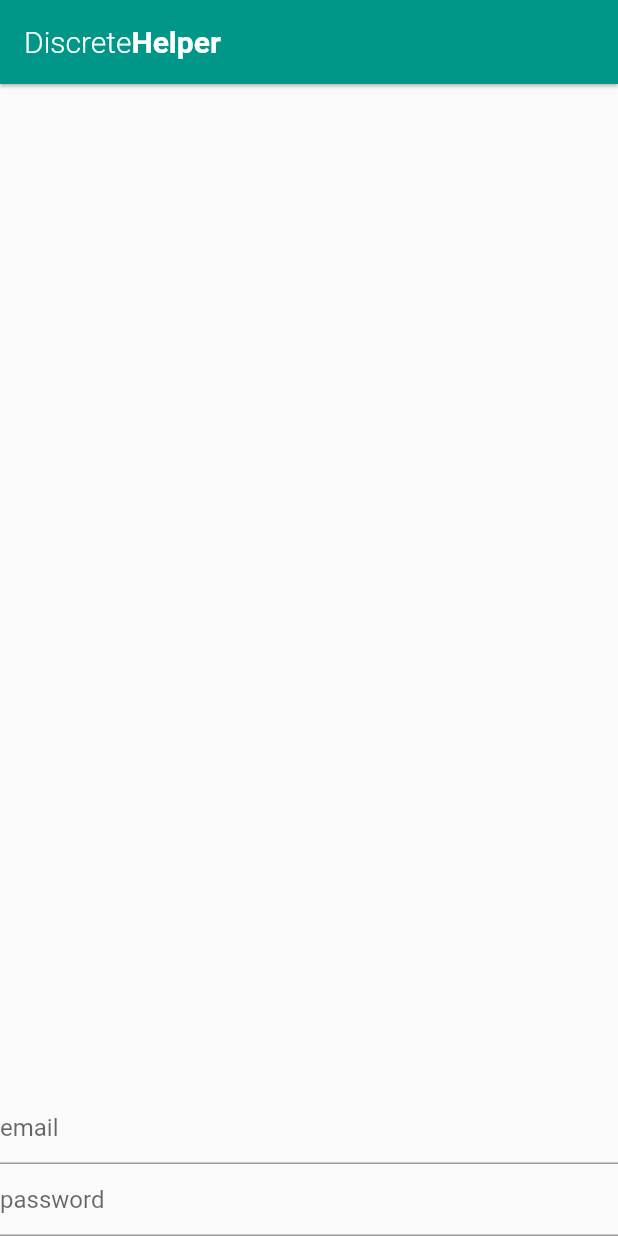
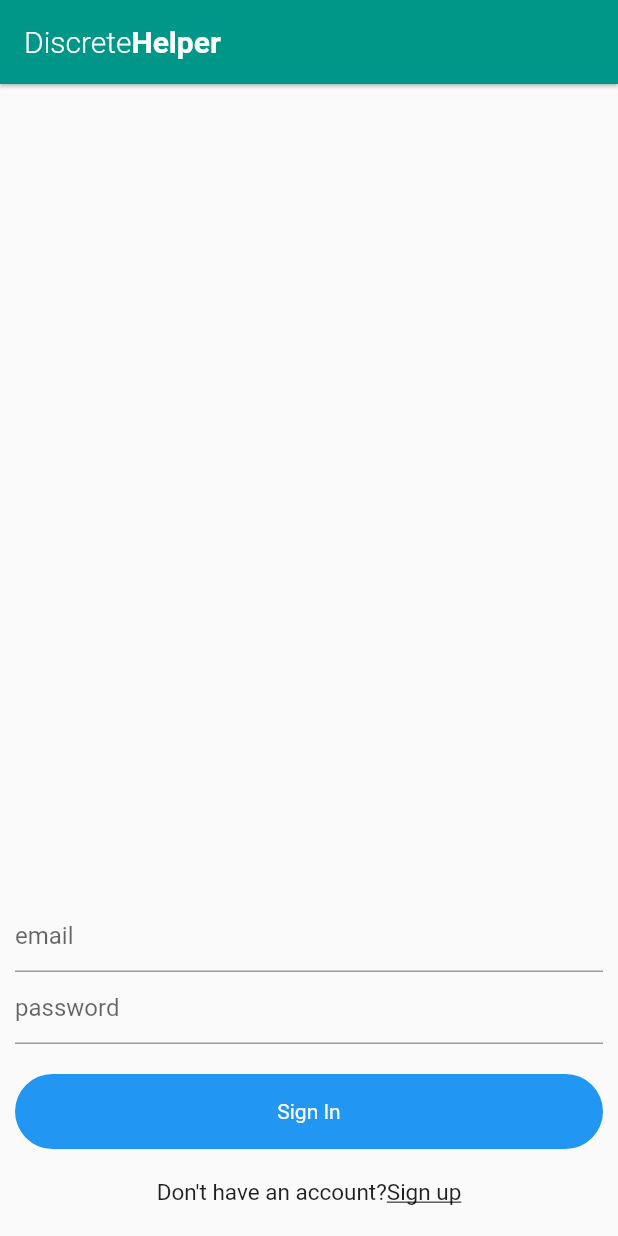
Before and after one commit to EliottBICS/discrete_helper_clean_start, a Flutter app: the screen it shows after launch, on a phone screen of 412 x 824 dp. Run offline on Flutter 3.47's test engine with Material 2 defaults, Android fonts, the light colour scheme and no system bars.

Commit message:
Sign In screen implemented - Now moving to the sign up screen
(The sign in screen is made so that dimensions of the elements can be easily tweaked)

```diff
--- a/lib/views/signin.dart
+++ b/lib/views/signin.dart
@@ -19,12 +19,15 @@ class _SignInState extends State<SignIn> {
         elevation: 1,
       ),
       body: Form(
+        key : _formKey,
         child: Container(
+          padding: EdgeInsets.symmetric(horizontal: 10),
           child: Column(
             children: [
               Spacer(),
               TextFormField(
                 validator: (val) {
+                  print("empty mail");
                   return val.isEmpty ? "The mail field is empty" : null;
                 },
                 decoration: InputDecoration(hintText: "email"),
@@ -34,13 +37,45 @@ class _SignInState extends State<SignIn> {
               ),
               TextFormField(
                 validator: (val) {
-                  return val.isEmpty ? "The password field is empty" : null;
+                  if (val.isEmpty) {
+                    return "The password field is empty";
+                  } else {
+                    return null;
+                  }
                 },
                 decoration: InputDecoration(hintText: "password"),
                 onChanged: (val) {
                   password = val;
                 },
-              )
+              ),
+              SizedBox(height: 20,),
+              Container(
+                padding: EdgeInsets.symmetric(vertical: 17) ,
+                width: MediaQuery.of(context).size.width - 20,
+                decoration: BoxDecoration(
+                  borderRadius: BorderRadius.circular(30),
+                  color: Colors.blue,
+                ),
+                alignment: Alignment.center,
+                child: Text("Sign In", style: TextStyle(color: Colors.white)),
+              ),
+              SizedBox(height: 20,),
+
+              Row(
+                mainAxisAlignment: MainAxisAlignment.center,
+                children: [
+                  Text(
+                    "Don't have an account?",
+                    style: TextStyle(fontSize: 15),
+                  ),
+                  Text(
+                    "Sign up",
+                      style: TextStyle(fontSize: 15,
+                        decoration: TextDecoration.underline,),
+                  ),
+                ],
+              ),
+              SizedBox(height: 20,)
             ],
           ),
         ),
```
